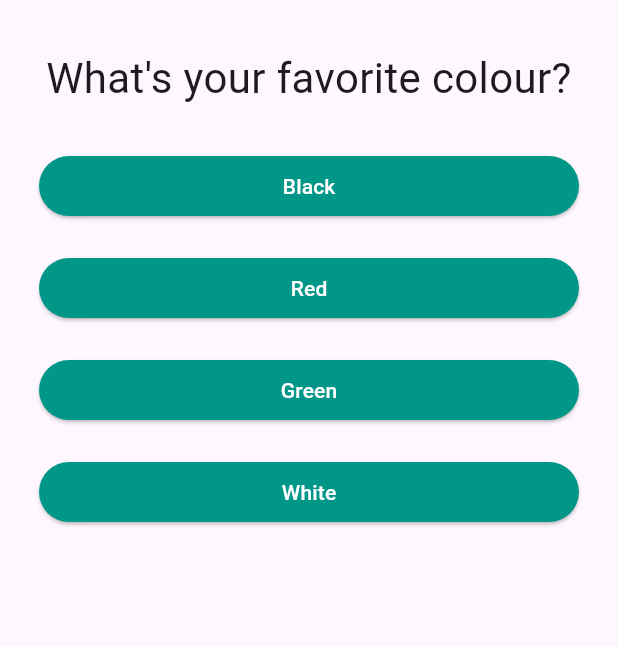
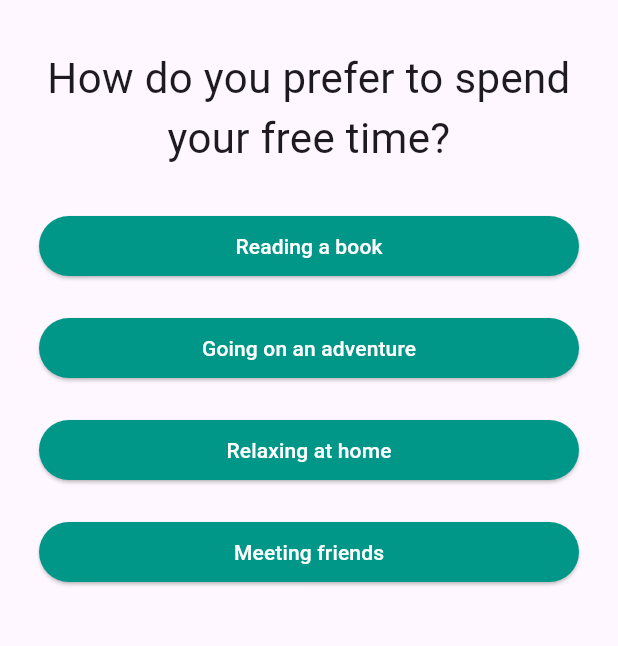
Before and after one commit to NovaLogics/skills-training-flutter-dart, a Flutter app: the screen it shows after launch, on a phone screen of 412 x 824 dp, the part 63-709 px from its top. Run offline on Flutter 3.47's test engine with Material 3 defaults, Android fonts, the phone set to English and light mode, and no system bars.

Commit message:
feat [ui]: Stage 3 - Update main UI questions

```diff
--- a/lib/main.dart
+++ b/lib/main.dart
@@ -19,32 +19,50 @@ class _AlphaAppState extends State<AlphaApp> {
 
   final _questions = const [
     {
-      "questionText": "What's your favorite colour?",
+      "questionText": "How do you prefer to spend your free time?",
       "answers": [
-        {"text": "Black", "score": 10},
-        {"text": "Red", "score": 7},
-        {"text": "Green", "score": 3},
-        {"text": "White", "score": 1},
+        {"text": "Reading a book", "score": 3},
+        {"text": "Going on an adventure", "score": 8},
+        {"text": "Relaxing at home", "score": 5},
+        {"text": "Meeting friends", "score": 7}
       ]
     },
     {
-      "questionText": "What's your favorite Animal?",
+      "questionText": "Which weather do you enjoy the most?",
       "answers": [
-        {"text": "Rabbit", "score": 3},
-        {"text": "Cat", "score": 4},
-        {"text": "Dog", "score": 5},
-        {"text": "Lion", "score": 9},
+        {"text": "Sunny", "score": 6},
+        {"text": "Rainy", "score": 4},
+        {"text": "Snowy", "score": 8},
+        {"text": "Windy", "score": 5}
       ]
     },
     {
-      "questionText": "What's your favorite Engineer?",
+      "questionText": "What kind of movies do you prefer?",
       "answers": [
-        {"text": "Nova", "score": 2},
-        {"text": "Nova", "score": 2},
-        {"text": "Nova", "score": 2},
-        {"text": "Nova", "score": 2},
+        {"text": "Action", "score": 7},
+        {"text": "Comedy", "score": 4},
+        {"text": "Drama", "score": 5},
+        {"text": "Science Fiction", "score": 9}
       ]
     },
+    {
+      "questionText": "Which quality do you value the most in others?",
+      "answers": [
+        {"text": "Honesty", "score": 3},
+        {"text": "Bravery", "score": 9},
+        {"text": "Kindness", "score": 5},
+        {"text": "Intelligence", "score": 7}
+      ]
+    },
+    {
+      "questionText": "What is your ideal vacation spot?",
+      "answers": [
+        {"text": "Beach", "score": 5},
+        {"text": "Mountains", "score": 7},
+        {"text": "City", "score": 6},
+        {"text": "Countryside", "score": 3}
+      ]
+    }
   ];
 
   void _answerQuestion(int score) {
```
